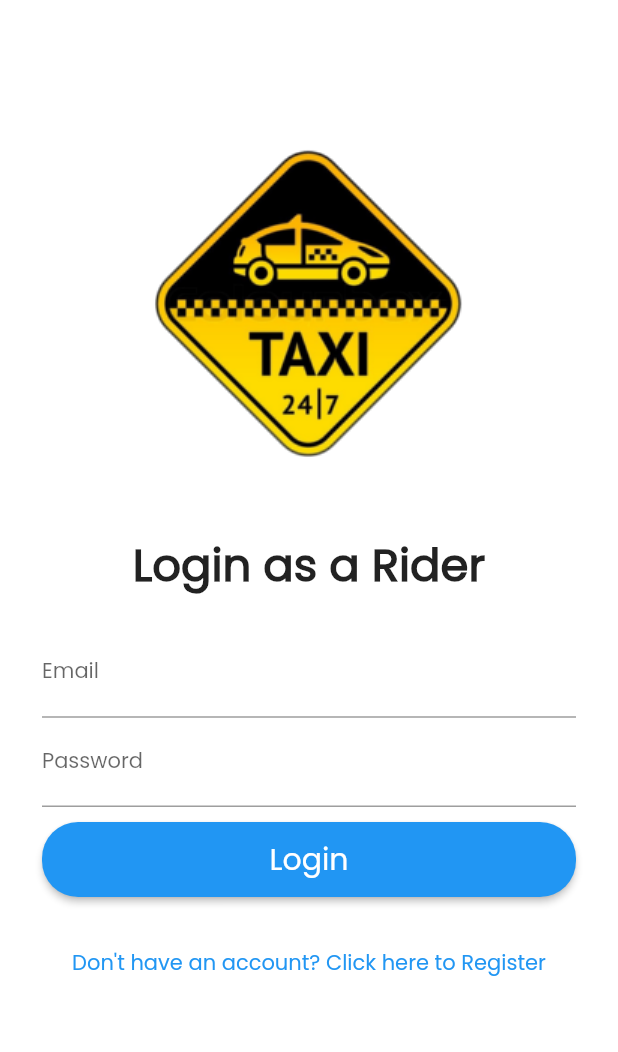
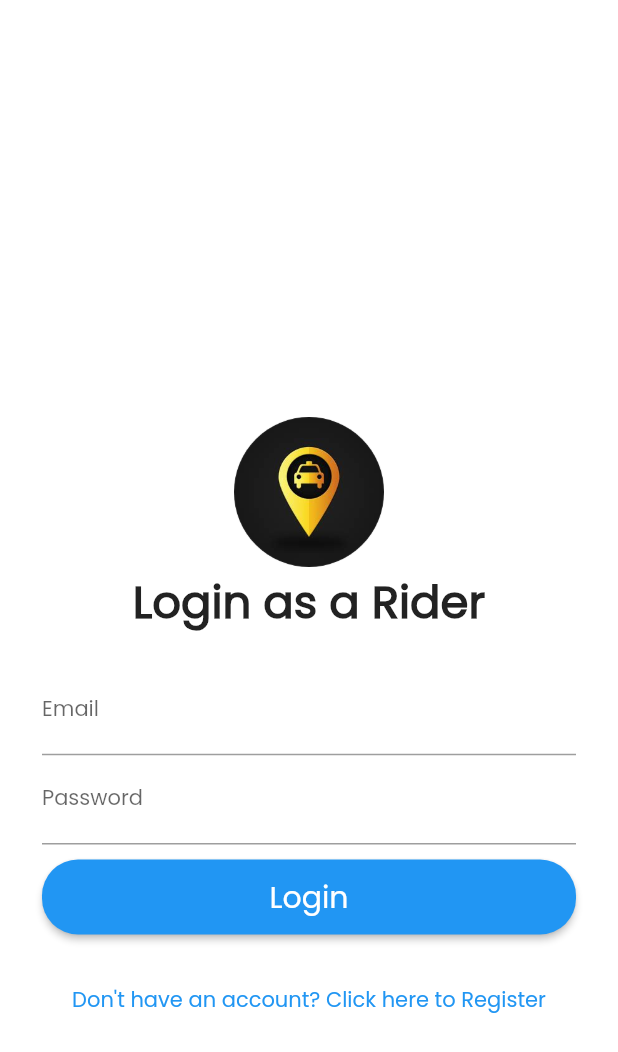
Before and after one commit to sajidshahriar72543/Project_22, a Flutter app: the screen it shows after launch, on a phone screen of 412 x 824 dp. Shown: the top 1052 px of the screen. Run offline on Flutter 3.47's test engine with Material 2 defaults, Android fonts, the phone set to English and light mode, and no system bars.

Commit message:
Small change to login screen logo
- make the form centered
- changed logo
- changed logo height-width
- change sized box size adapted to my phone (page is scrollable. so no issues for different screen sized phones)

```diff
--- a/lib/AllScreens/loginScreen.dart
+++ b/lib/AllScreens/loginScreen.dart
@@ -15,12 +15,12 @@ class LoginScreen extends StatelessWidget {
             child: Column(
               children: [
                 SizedBox(
-                  height: 45,
+                  height: 270,
                 ),
                 Image(
-                  image: AssetImage("images/logo.png"),
-                  width: 500.0,
-                  height: 300.0,
+                  image: AssetImage("images/taxi-logo.png"),
+                  width: 100.0,
+                  height: 100.0,
                   alignment: Alignment.center,
                 ),
                 SizedBox(
```
Also changed, not shown: images/taxi-logo.png.
